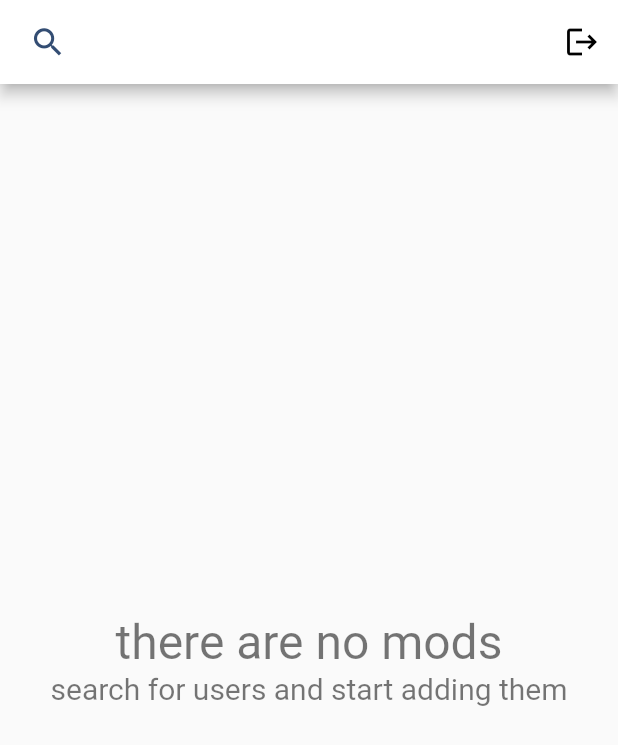
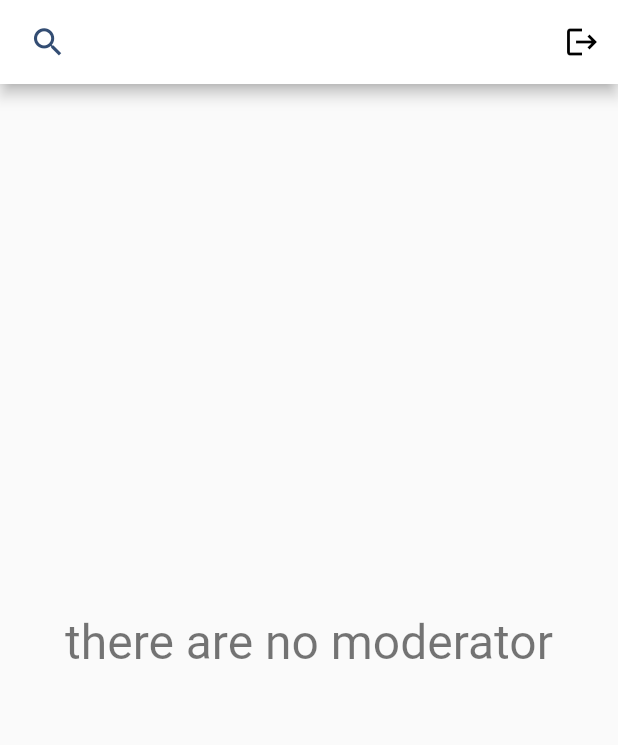
Before and after one commit to toubal77/kw_express_pfe, a Flutter app: the ModeratorsScreen screen opened directly, on a phone screen of 412 x 824 dp. Shown: the top 745 px of the screen. Run offline on Flutter 3.47's test engine with Material 2 defaults, Android fonts, the phone set to English and light mode, and no system bars; our stand-ins replace bordered_text, cached_network_image, carousel_slider, cloud_firestore, firebase_auth, firebase_core and 7 more; missing offline and left inert: geocode, multi_image_picker2; accounts and stored records are empty.

Commit message:
some change

```diff
--- a/lib/app/home_admin/moderators/moderators_screen.dart
+++ b/lib/app/home_admin/moderators/moderators_screen.dart
@@ -64,8 +64,8 @@ class _ModeratorsScreenState extends State<ModeratorsScreen> {
                           final List<User> mods = snapshot.data!;
                           if (mods.isEmpty) {
                             return EmptyContent(
-                              title: 'there are no mods',
-                              message: 'search for users and start adding them',
+                              title: 'there are no moderator',
+                              message: '',
                             );
                           } else {
                             modsIdsList.value = mods.map((e) => e.id).toList();
@@ -77,7 +77,7 @@ class _ModeratorsScreenState extends State<ModeratorsScreen> {
                                 final bool =
                                     modsIdsList.value.contains(mods[index].id);
                                 return UserTile(
-                                  miniUser: mods[index],
+                                  user: mods[index],
                                   initialValue: bool,
                                   moderatorsBloc: bloc,
                                   onCheckBoxClicked: () {
@@ -88,7 +88,6 @@ class _ModeratorsScreenState extends State<ModeratorsScreen> {
                             );
                           }
                         } else if (snapshot.hasError) {
-                          // TODO @low work on this screen
                           return EmptyContent(
                             title: '',
                             message: snapshot.error.toString(),
```
Also changed, not shown: lib/app/home_admin/moderators/user_tile.dart (+9 -9 lines).
